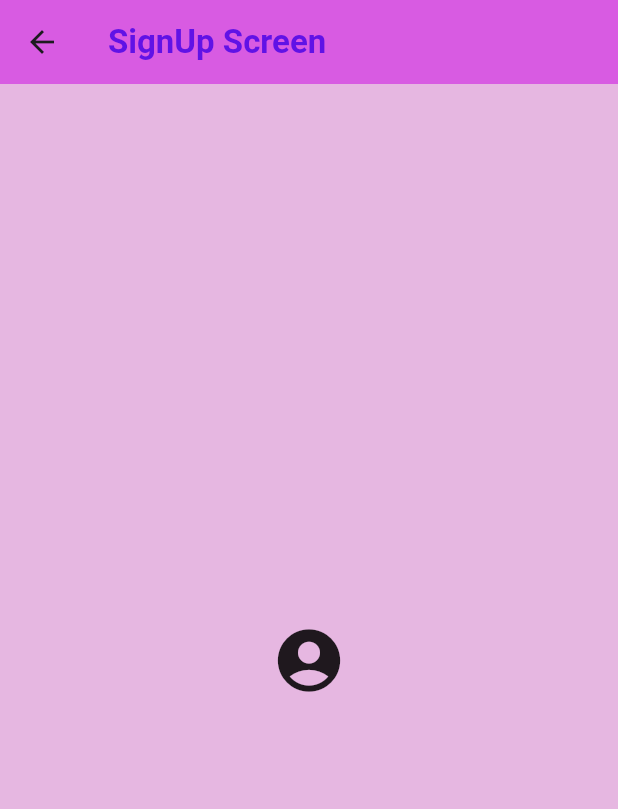
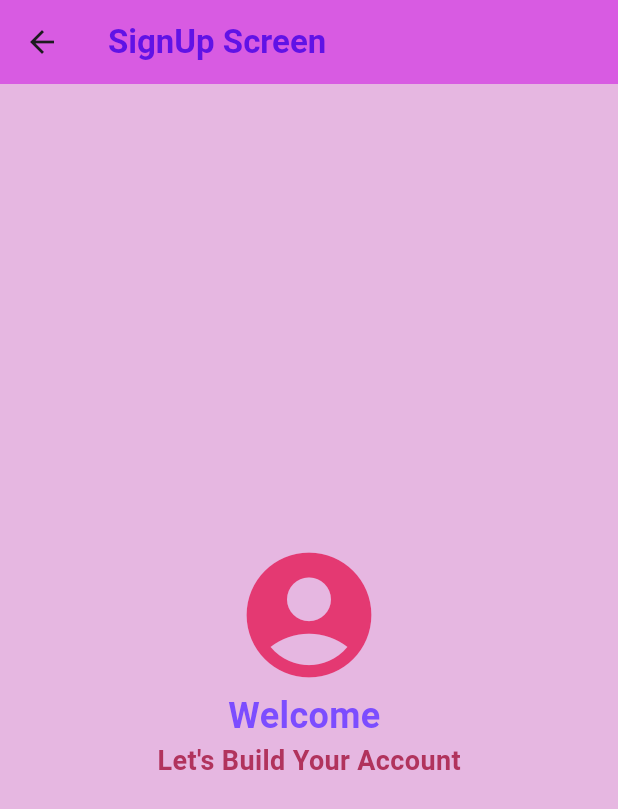
Before and after one commit to mohsinbehzad/Flutter-Firebase-Projects, a Flutter app: the SignUpScreen screen opened directly, on a phone screen of 412 x 824 dp. Shown: the top 809 px of the screen. Run offline on Flutter 3.47's test engine with Material 3 defaults, Android fonts, the phone set to English and light mode, and no system bars; our stand-ins replace firebase_auth, firebase_core; accounts and stored records are empty.

Commit message:
Welcome Text added

```diff
--- a/auth/lib/Screens/sign_up_screen.dart
+++ b/auth/lib/Screens/sign_up_screen.dart
@@ -31,7 +31,29 @@ class _SignUpScreenState extends State<SignUpScreen> {
             key: formKey,
             child: Column(
               mainAxisAlignment: MainAxisAlignment.center,
-              children: [Icon(Icons.account_circle, size: 50)],
+              children: [
+                Icon(
+                  Icons.account_circle,
+                  size: 100,
+                  color: const Color.fromARGB(255, 228, 57, 114),
+                ),
+                Text(
+                  'Welcome ',
+                  style: TextStyle(
+                    fontWeight: FontWeight.bold,
+                    fontSize: 24,
+                    color: Colors.deepPurpleAccent,
+                  ),
+                ),
+                Text(
+                  "Let's Build Your Account",
+                  style: TextStyle(
+                    fontWeight: FontWeight.bold,
+                    fontSize: 18,
+                    color: Color.fromARGB(255, 177, 51, 93),
+                  ),
+                ),
+              ],
             ),
           ),
         ),
```
